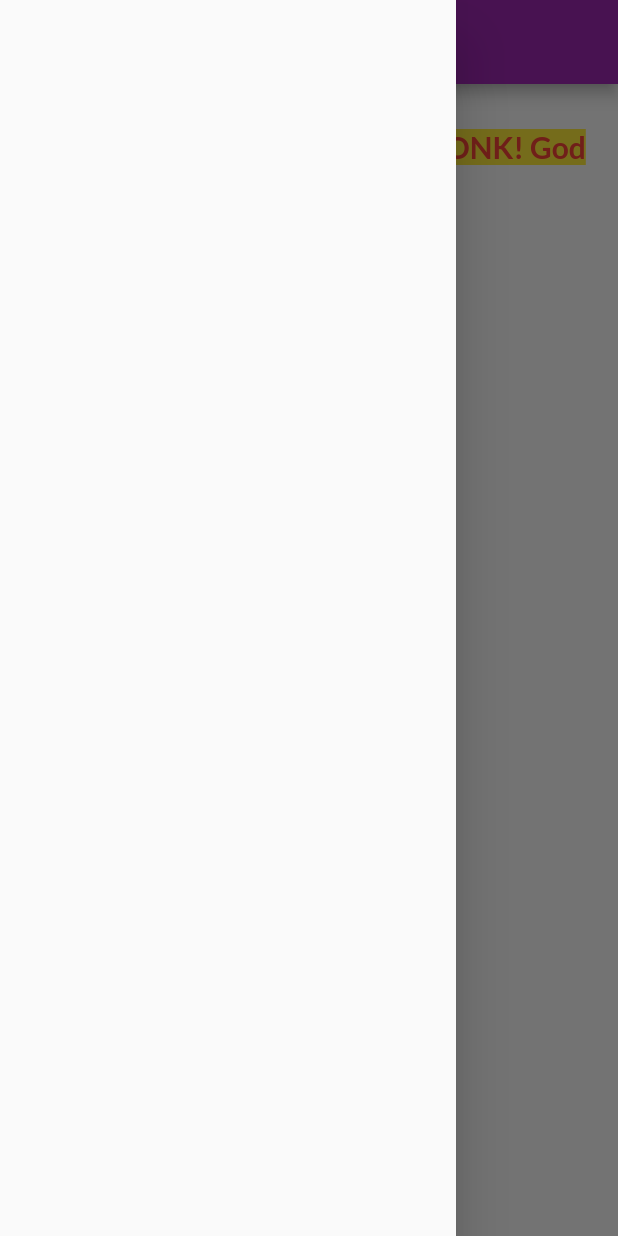
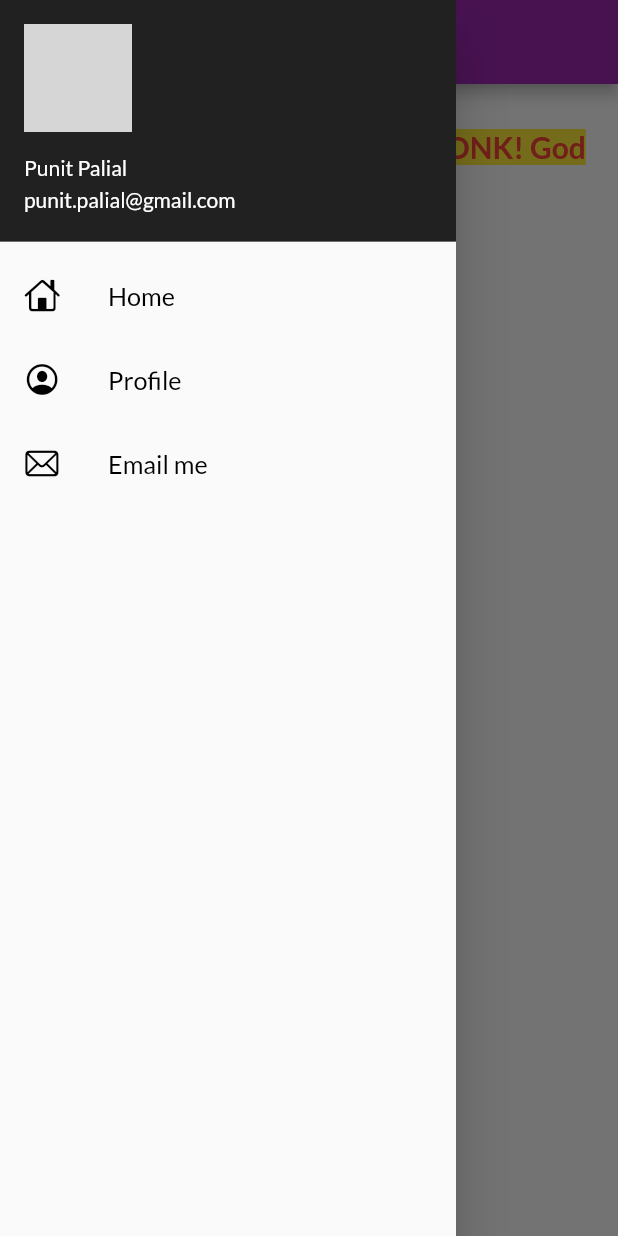
Before and after one commit to punitpalial/flutterpractice, a Flutter app: the Homepage screen opened by its route, with the side drawer open, on a phone screen of 412 x 824 dp. Run offline on Flutter 3.47's test engine with Material 2 defaults, Android fonts, the phone set to English and light mode, and no system bars; our stand-ins replace google_fonts; network calls fail; grey boxes are pictures that could not be loaded.

Commit message:
day9completed

```diff
--- a/lib/pages/homepage.dart
+++ b/lib/pages/homepage.dart
@@ -1,5 +1,6 @@
 import 'package:flutter/material.dart';
 import 'package:flutter_application_codepur/utils/routes.dart';
+import 'package:flutter_application_codepur/widgets/drawer.dart';
 
 class Homepage extends StatelessWidget {
   final int days = 31;
@@ -60,7 +61,7 @@
           ],
         ),
       ),
-      drawer: Drawer(),
+      drawer: MyDrawer(),
     );
   }
 }
--- /dev/null
+++ b/lib/widgets/drawer.dart
@@ -0,0 +1,72 @@
+import 'package:flutter/cupertino.dart';
+import 'package:flutter/material.dart';
+
+class MyDrawer extends StatelessWidget {
+  const MyDrawer({Key? key}) : super(key: key);
+
+  @override
+  Widget build(BuildContext context) {
+    final imageUrl =
+        "https://pbs.twimg.com/profile_images/1403662347617505282/LN-uakvJ_400x400.jpg";
+    return Drawer(
+      child: ListView(
+        padding: EdgeInsets.zero,
+        children: [
+          DrawerHeader(
+            padding: EdgeInsets.zero,
+            child: UserAccountsDrawerHeader(
+              margin: EdgeInsets.zero,
+              decoration: BoxDecoration(
+                color: Colors.black87,
+              ),
+              accountName: Text("Punit Palial"),
+              accountEmail: Text("punit.palial@gmail.com"),
+              currentAccountPicture: CircleAvatar(
+                backgroundImage: NetworkImage(imageUrl),
+              ),
+            ),
+          ),
+          ListTile(
+            leading: Icon(
+              CupertinoIcons.home,
+              color: Colors.black,
+            ),
+            title: Text(
+              "Home",
+              textScaleFactor: 1.2,
+              style: TextStyle(
+                color: Colors.black,
+              ),
+            ),
+          ),
+          ListTile(
+            leading: Icon(
+              CupertinoIcons.profile_circled,
+              color: Colors.black,
+            ),
+            title: Text(
+              "Profile",
+              textScaleFactor: 1.2,
+              style: TextStyle(
+                color: Colors.black,
+              ),
+            ),
+          ),
+          ListTile(
+            leading: Icon(
+              CupertinoIcons.mail,
+              color: Colors.black,
+            ),
+            title: Text(
+              "Email me",
+              textScaleFactor: 1.2,
+              style: TextStyle(
+                color: Colors.black,
+              ),
+            ),
+          ),
+        ],
+      ),
+    );
+  }
+}
```
